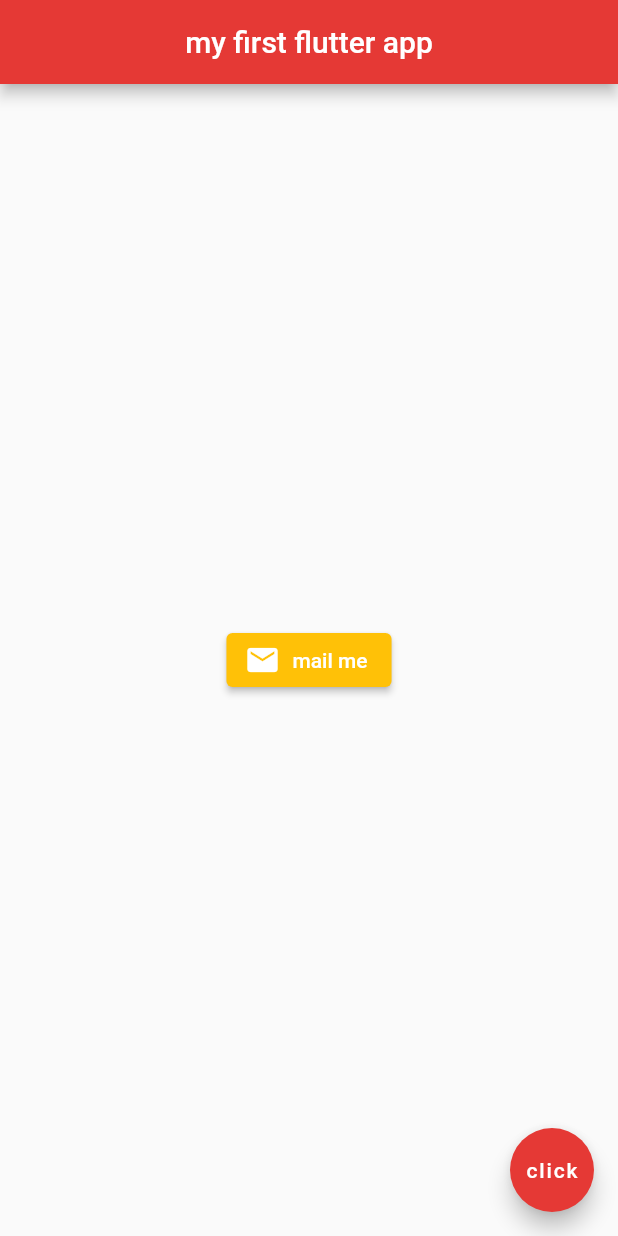
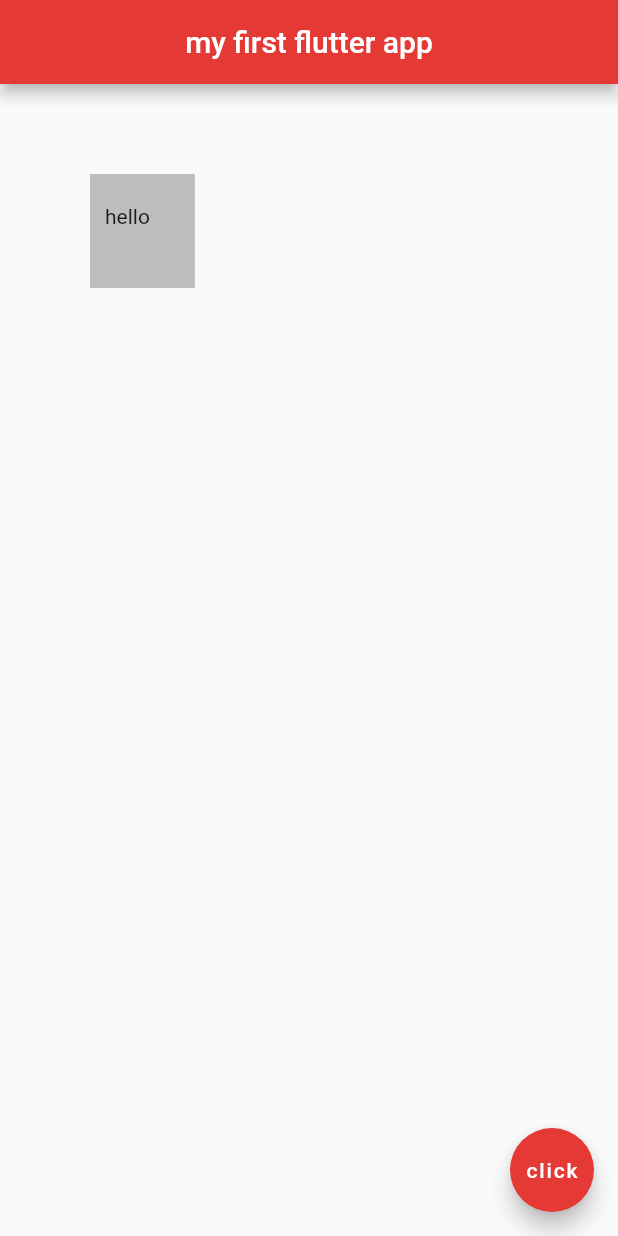
Before and after one commit to coldcodebeer/flutter_crash_app, a Flutter app: the screen it shows after launch, on a phone screen of 412 x 824 dp. Run offline on Flutter 3.47's test engine with Material 2 defaults, Android fonts, the phone set to English and light mode, and no system bars.

Commit message:
feat: Container

```diff
--- a/lib/main.dart
+++ b/lib/main.dart
@@ -17,22 +17,14 @@ class Home extends StatelessWidget {
         centerTitle: true,
         backgroundColor: Colors.red[600],
       ),
-      body: Center(
-        child: ElevatedButton.icon(
-            onPressed: () {
-              print('you clicked me');
-            },
-            icon: Icon(
-              Icons.mail
-            ),
-            label: Text(
-              'mail me',
-            ),
-            style: ElevatedButton.styleFrom(
-              primary: Colors.amber,
-              onPrimary: Colors.white,
-              onSurface: Colors.grey,
-            ),
+      body: Container(
+        // padding: EdgeInsets.all(20),
+        // padding: EdgeInsets.symmetric(horizontal: 60, vertical: 120),
+        padding: EdgeInsets.fromLTRB(10.0, 20.0, 30.0, 40.0),
+        margin: EdgeInsets.all(60),
+        color: Colors.grey[400],
+        child: Text(
+          'hello',
         ),
       ),
       floatingActionButton: FloatingActionButton(
```
